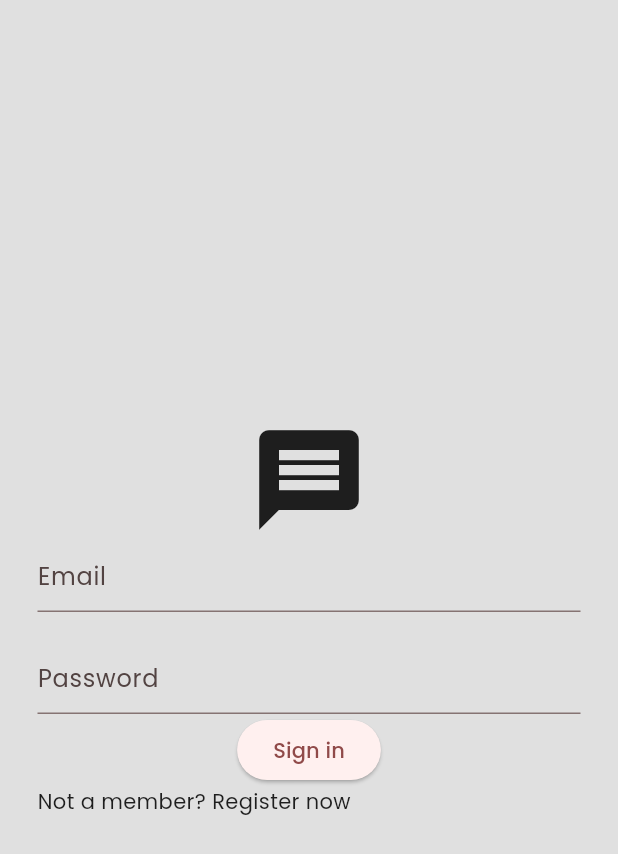
After one commit to ipesoft-rr/atendimento_samu_app, a Flutter app: the screen it shows after launch, after a tap on "Sign In", on a phone screen of 412 x 824 dp. The commit adds this screen. Shown: the top 854 px of the screen. Run offline on Flutter 3.47's test engine with Material 2 defaults, Android fonts, the phone set to English and light mode, and no system bars; our stand-ins replace firebase_core, go_router, google_fonts, lottie; accounts and stored records are empty.

Commit message:
feat: signin and signup pages

```diff
--- /dev/null
+++ b/lib/components/my_button.dart
@@ -0,0 +1,13 @@
+import 'package:flutter/material.dart';
+
+class MyButton extends StatelessWidget {
+  final void Function()? onTap;
+  final String text;
+
+  const MyButton({super.key, required this.onTap, required this.text});
+
+  @override
+  Widget build(BuildContext context) {
+    return ElevatedButton(onPressed: onTap, child: Text(text));
+  }
+}
--- /dev/null
+++ b/lib/components/my_text_field.dart
@@ -0,0 +1,24 @@
+import 'package:flutter/material.dart';
+
+class MyTextField extends StatelessWidget {
+  final TextEditingController controller;
+  final String hintText;
+  final bool obscureText;
+
+  const MyTextField(
+      {super.key,
+      required this.controller,
+      required this.hintText,
+      required this.obscureText});
+
+  @override
+  Widget build(BuildContext context) {
+    return TextField(
+      controller: controller,
+      obscureText: obscureText,
+      decoration: InputDecoration(
+        hintText: hintText,
+      ),
+    );
+  }
+}
--- a/lib/main.dart
+++ b/lib/main.dart
@@ -1,13 +1,23 @@
 import 'package:flutter/material.dart';
+
 import 'package:go_router/go_router.dart';
 import 'package:google_fonts/google_fonts.dart';
+import 'package:firebase_core/firebase_core.dart';
+import 'package:atendimento_samu_app/firebase_options.dart';
+
+import 'package:atendimento_samu_app/screens/signin.dart';
+import 'package:atendimento_samu_app/screens/signup.dart';
 
 import 'screens/home.dart';
 import 'screens/chat.dart';
 import 'screens/finished.dart';
 import 'screens/emergency_details.dart';
 
-void main() => runApp(const MyApp());
+void main() async {
+  WidgetsFlutterBinding.ensureInitialized();
+  await Firebase.initializeApp(options: DefaultFirebaseOptions.currentPlatform);
+  runApp(const MyApp());
+}
 
 /// The route configuration.
 final GoRouter _router = GoRouter(
@@ -18,6 +28,18 @@ final GoRouter _router = GoRouter(
         return const HomeScreen(title: 'Início');
       },
       routes: <RouteBase>[
+        GoRoute(
+          path: 'signin',
+          builder: (BuildContext context, GoRouterState state) {
+            return const SignIn();
+          },
+        ),
+        GoRoute(
+          path: 'signup',
+          builder: (BuildContext context, GoRouterState state) {
+            return const SignUp();
+          },
+        ),
         GoRoute(
           path: 'details',
           builder: (BuildContext context, GoRouterState state) {
--- a/lib/screens/home.dart
+++ b/lib/screens/home.dart
@@ -49,6 +49,18 @@
               ),
             ),
           ),
+          ElevatedButton(
+            onPressed: () => context.go('/signin'),
+            child: const Text(
+              'Sign In',
+            ),
+          ),
+          ElevatedButton(
+            onPressed: () => context.go('/signup'),
+            child: const Text(
+              'Sign Up',
+            ),
+          ),
           const SizedBox(
             height: 20,
           ),
--- /dev/null
+++ b/lib/screens/signin.dart
@@ -0,0 +1,63 @@
+import 'package:atendimento_samu_app/components/my_button.dart';
+import 'package:atendimento_samu_app/components/my_text_field.dart';
+import 'package:flutter/material.dart';
+
+class SignIn extends StatefulWidget {
+  const SignIn({super.key});
+
+  @override
+  State<SignIn> createState() => _SignInState();
+}
+
+class _SignInState extends State<SignIn> {
+  final emailController = TextEditingController();
+  final passwordController = TextEditingController();
+
+  void signIn() {}
+
+  @override
+  Widget build(BuildContext context) {
+    return Scaffold(
+      backgroundColor: Colors.grey[300],
+      body: SafeArea(
+        child: Center(
+          child: Padding(
+            padding: const EdgeInsets.symmetric(horizontal: 25),
+            child: Column(
+              mainAxisAlignment: MainAxisAlignment.center,
+              children: [
+                const Icon(
+                  Icons.message,
+                  size: 80,
+                ),
+                MyTextField(
+                  controller: emailController,
+                  hintText: 'Email',
+                  obscureText: false,
+                ),
+                const SizedBox(
+                  height: 20,
+                ),
+                MyTextField(
+                  controller: passwordController,
+                  hintText: 'Password',
+                  obscureText: true,
+                ),
+                MyButton(onTap: signIn, text: 'Sign in'),
+                const Row(
+                  children: [
+                    Text('Not a member?'),
+                    SizedBox(
+                      width: 4,
+                    ),
+                    Text('Register now')
+                  ],
+                )
+              ],
+            ),
+          ),
+        ),
+      ),
+    );
+  }
+}
--- a/pubspec.yaml
+++ b/pubspec.yaml
@@ -40,6 +40,7 @@ dependencies:
   lottie: ^2.6.0
   firebase_core: ^2.15.1
   firebase_auth: ^4.9.0
+  provider: ^6.0.5
 
 dev_dependencies:
   flutter_test:
```
Also changed, not shown: lib/screens/signup.dart (added, +62 -0 lines), lib/services/auth/signin_or_signup.dart (added, +10 -0 lines), pubspec.lock.
